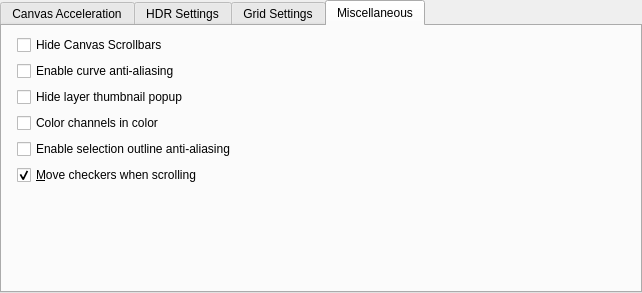
First picture: the form in libs/ui/forms/wdgdisplaysettings.ui, repository KDE/krita, before the edit.
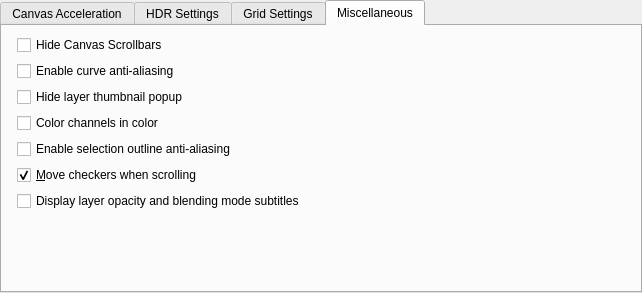
Second picture: the form after the edit. The open tabs and pages were chosen to show the change. Custom widgets are drawn as their Qt base class.

Commit message:
Add option to display layer info subtitles
Adds an option to display opacity and blending mode as a subtitle
beneath the layer name in the Layers docker.

```diff
--- a/libs/ui/forms/wdgdisplaysettings.ui
+++ b/libs/ui/forms/wdgdisplaysettings.ui
@@ -632,7 +632,7 @@
        <string>Miscellaneous</string>
       </attribute>
       <layout class="QFormLayout" name="formLayout_5">
-       <item row="6" column="0" colspan="2">
+       <item row="7" column="0" colspan="2">
         <spacer name="verticalSpacer_5">
          <property name="orientation">
           <enum>Qt::Vertical</enum>
@@ -702,6 +702,13 @@
          </property>
         </widget>
        </item>
+       <item row="6" column="1">
+        <widget class="QCheckBox" name="chkDisplayLayerSubtitles">
+         <property name="text">
+          <string>Display layer opacity and blending mode subtitles</string>
+         </property>
+        </widget>
+       </item>
       </layout>
      </widget>
     </widget>
```
The commit also changes 6 other files.
